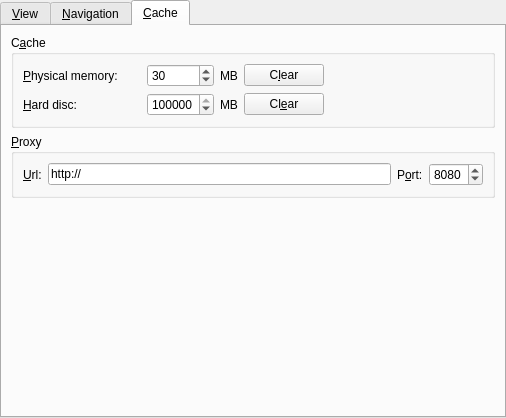
The window that src/lib/MarbleSettingsWidget.ui (KDE/marble) describes before a commit, drawn with Qt 5.
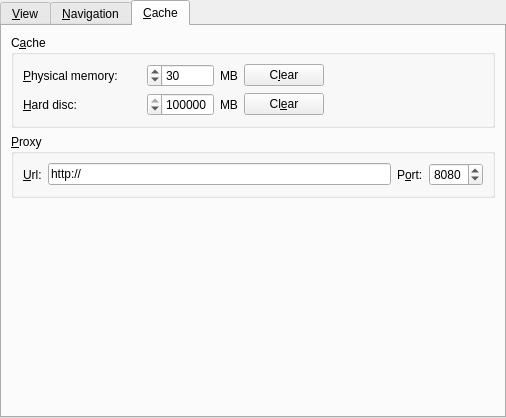
The same window after the commit. The open tabs and pages were chosen to show the change.

```diff
--- a/src/lib/MarbleSettingsWidget.ui
+++ b/src/lib/MarbleSettingsWidget.ui
@@ -500,6 +500,9 @@
           </item>
           <item row="0" column="1" >
            <widget class="QSpinBox" name="spinBox_2" >
+            <property name="layoutDirection" >
+             <enum>Qt::RightToLeft</enum>
+            </property>
             <property name="maximum" >
              <number>999999</number>
             </property>
@@ -559,6 +562,9 @@
           </item>
           <item row="1" column="1" >
            <widget class="QSpinBox" name="spinBox_3" >
+            <property name="layoutDirection" >
+             <enum>Qt::RightToLeft</enum>
+            </property>
             <property name="maximum" >
              <number>999999</number>
             </property>
```
